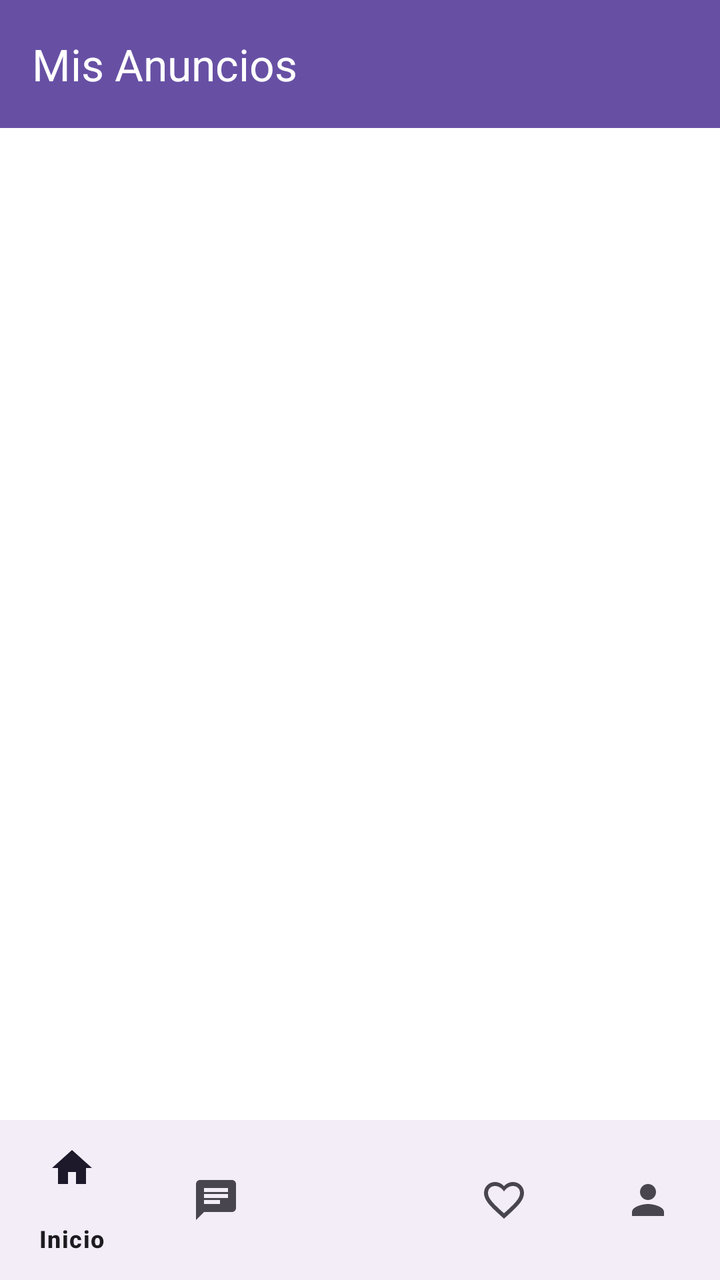
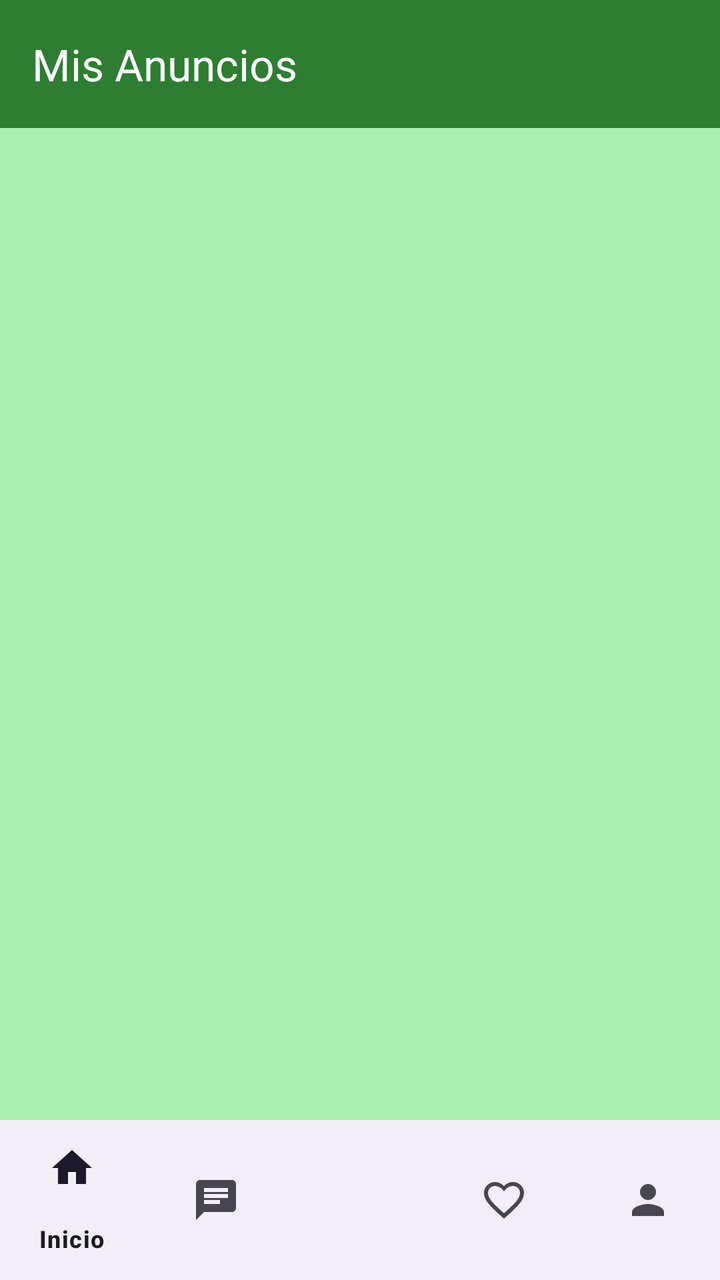

Two renders of the same Android screen: before a commit and after it. Below are the layout's source before the change and the commit's diff.
<!-- AndroidManifest.xml: application theme Theme.MyApplication -->
<!-- res/layout/activity_anuncios.xml -->
<?xml version="1.0" encoding="utf-8"?>
<androidx.coordinatorlayout.widget.CoordinatorLayout
    xmlns:android="http://schemas.android.com/apk/res/android"
    xmlns:app="http://schemas.android.com/apk/res-auto"
    xmlns:tools="http://schemas.android.com/tools"
    android:layout_width="match_parent"
    android:layout_height="match_parent"
    android:background="@color/white"
    tools:context=".AnunciosActivity">
    
    <com.google.android.material.appbar.AppBarLayout
        android:layout_width="match_parent"
        android:layout_height="wrap_content">
        <androidx.appcompat.widget.Toolbar
            android:id="@+id/toolbar_anuncios"
            android:layout_width="match_parent"
            android:layout_height="?attr/actionBarSize"
            android:background="?attr/colorPrimary"
            app:title="Mis Anuncios"
            app:titleTextColor="@color/white" />
    </com.google.android.material.appbar.AppBarLayout>
    
    <androidx.recyclerview.widget.RecyclerView
        android:id="@+id/rv_mis_productos"
        android:layout_width="match_parent"
        android:layout_height="match_parent"
        app:layout_behavior="@string/appbar_scrolling_view_behavior"
        android:paddingBottom="56dp"
        android:clipToPadding="false"
        tools:listitem="@layout/item_producto"/>
    
    <com.google.android.material.bottomnavigation.BottomNavigationView
        android:id="@+id/bottom_navigation_view"
        android:layout_width="match_parent"
        android:layout_height="wrap_content"
        android:layout_gravity="bottom"
        app:menu="@menu/bottom_nav_menu" />
</androidx.coordinatorlayout.widget.CoordinatorLayout>
<!-- res/layout/item_producto.xml (included above) -->
<?xml version="1.0" encoding="utf-8"?>
<androidx.cardview.widget.CardView
    xmlns:android="http://schemas.android.com/apk/res/android"
    xmlns:app="http://schemas.android.com/apk/res-auto"
    android:layout_width="match_parent"
    android:layout_height="wrap_content"
    android:layout_margin="8dp"
    app:cardCornerRadius="12dp"
    app:cardElevation="4dp">
    <androidx.constraintlayout.widget.ConstraintLayout
        android:layout_width="match_parent"
        android:layout_height="wrap_content"
        android:paddingBottom="8dp">
        
        <ImageView
            android:id="@+id/iv_producto_imagen"
            android:layout_width="0dp"
            android:layout_height="200dp"
            android:scaleType="centerCrop"
            android:src="@drawable/bicicleta"
            android:contentDescription="Imagen del producto en venta"
            app:layout_constraintTop_toTopOf="parent"
            app:layout_constraintStart_toStartOf="parent"
            app:layout_constraintEnd_toEndOf="parent" />
        
        <TextView
            android:id="@+id/tv_producto_titulo"
            android:layout_width="0dp"
            android:layout_height="wrap_content"
            android:layout_marginStart="16dp"
            android:layout_marginTop="12dp"
            android:layout_marginEnd="16dp"
            android:text="Nombre del Producto Atractivo"
            android:textSize="18sp"
            android:textStyle="bold"
            android:textColor="@color/black"
            android:maxLines="1"
            android:ellipsize="end"
            app:layout_constraintEnd_toEndOf="parent"
            app:layout_constraintStart_toStartOf="parent"
            app:layout_constraintTop_toBottomOf="@+id/iv_producto_imagen" />
        
        <TextView
            android:id="@+id/tv_producto_precio"
            android:layout_width="wrap_content"
            android:layout_height="wrap_content"
            android:layout_marginTop="4dp"
            android:text="$ 99.990"
            android:textSize="20sp"
            android:textStyle="bold"
            android:textColor="?attr/colorAccent"
            app:layout_constraintStart_toStartOf="@+id/tv_producto_titulo"
            app:layout_constraintTop_toBottomOf="@+id/tv_producto_titulo" />
        
        <TextView
            android:id="@+id/tv_producto_vendedor"
            android:layout_width="wrap_content"
            android:layout_height="wrap_content"
            android:layout_marginEnd="16dp"
            android:text="Vendido por: [Usuario]"
            android:textSize="12sp"
            android:textColor="@android:color/darker_gray"

            app:layout_constraintBaseline_toBaselineOf="@+id/tv_producto_precio"
            app:layout_constraintEnd_toEndOf="parent" />
    </androidx.constraintlayout.widget.ConstraintLayout>
</androidx.cardview.widget.CardView>
<!-- resources referenced by this layout -->
<resources>
  <color name="black">#FF000000</color>
  <color name="white">#FFFFFFFF</color>
  <!-- drawable bicicleta: png bitmap (drawable, 168451 bytes) -->
  <style name="Theme.MyApplication" parent="Base.Theme.MyApplication" />
  <style name="Base.Theme.MyApplication" parent="Theme.Material3.DayNight.NoActionBar">
          
          
      </style>
</resources>

<!-- the commit's change to res/layout/activity_anuncios.xml (unified diff, before → after) -->
@@ -5,7 +5,7 @@
     xmlns:tools="http://schemas.android.com/tools"
     android:layout_width="match_parent"
     android:layout_height="match_parent"
-    android:background="@color/white"
+    android:background="@color/verdeclaro"
     tools:context=".AnunciosActivity">
     
     <com.google.android.material.appbar.AppBarLayout
@@ -15,9 +15,9 @@
             android:id="@+id/toolbar_anuncios"
             android:layout_width="match_parent"
             android:layout_height="?attr/actionBarSize"
-            android:background="?attr/colorPrimary"
+            android:background="@color/verdeEtiqueta"
             app:title="Mis Anuncios"
-            app:titleTextColor="@color/white" />
+            app:titleTextColor="@color/blanco" />
     </com.google.android.material.appbar.AppBarLayout>
     
     <androidx.recyclerview.widget.RecyclerView
@@ -72,7 +72,7 @@
             android:text="Nombre del Producto Atractivo"
             android:textSize="18sp"
             android:textStyle="bold"
-            android:textColor="@color/black"
+            android:textColor="@color/verdeEtiqueta"
             android:maxLines="1"
             android:ellipsize="end"
             app:layout_constraintEnd_toEndOf="parent"
<!-- resource entries referenced after the edit -->
@@ -1,7 +1,8 @@
 <!-- resources referenced by this layout -->
 <resources>
-  <color name="black">#FF000000</color>
-  <color name="white">#FFFFFFFF</color>
+  <color name="blanco">#FFFFFF</color>
+  <color name="verdeEtiqueta">#2E7D32</color>
+  <color name="verdeclaro">#ACF0AF</color>
   <!-- drawable bicicleta: png bitmap (drawable, 168451 bytes) -->
   <style name="Theme.MyApplication" parent="Base.Theme.MyApplication" />
   <style name="Base.Theme.MyApplication" parent="Theme.Material3.DayNight.NoActionBar">
